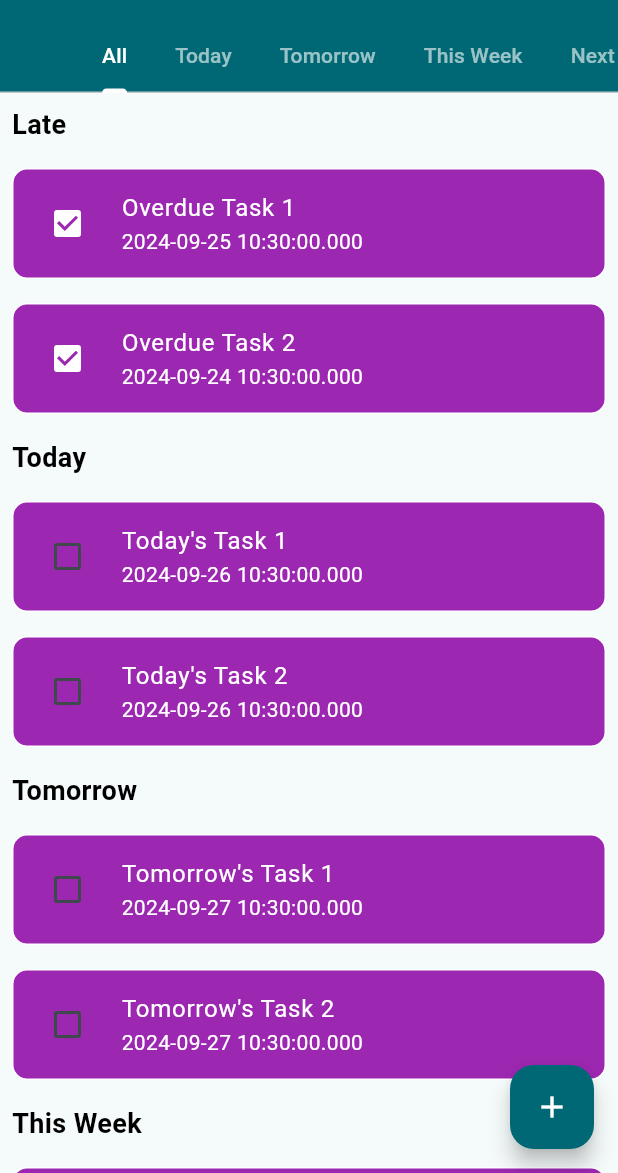
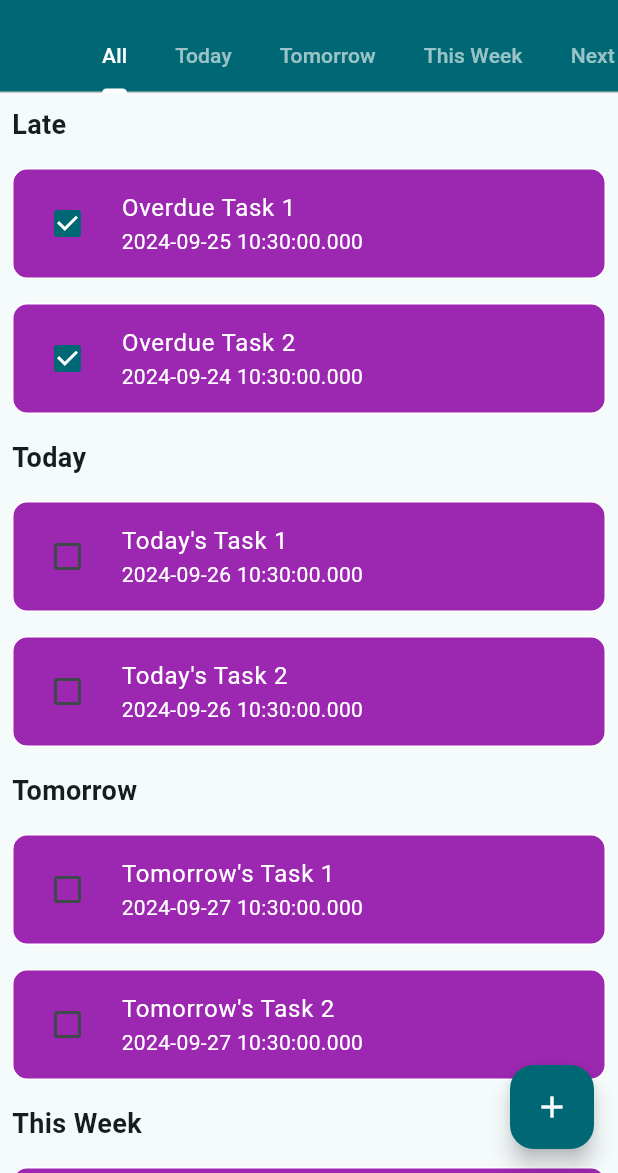
Before and after one commit to wassimrahali/Started-with-Flutter-TUTO-, a Flutter app: the screen it shows after launch, on a phone screen of 412 x 824 dp, the part 63-1236 px from its top. Run offline on Flutter 3.47's test engine with Material 3 defaults, Android fonts, the phone set to English and light mode, and no system bars; our stand-ins replace shared_preferences, table_calendar; missing offline and left inert: dart_date.

Commit message:
Remove Tasks 🍁

```diff
--- a/lib/provider/TaskProvider.dart
+++ b/lib/provider/TaskProvider.dart
@@ -55,6 +55,12 @@ class TaskModel extends ChangeNotifier {
     loadTasks();
   }
 
+  void removeTask(String key, int index) {
+    if (_todoTasks.containsKey(key) && index < _todoTasks[key]!.length) {
+      _todoTasks[key]!.removeAt(index);
+      notifyListeners(); // Notify listeners to update the UI
+    }
+  }
   // Save tasks to shared preferences
   Future<void> saveTasks() async {
     SharedPreferences prefs = await SharedPreferences.getInstance();
--- a/lib/widget/ListAllTaskWidget.dart
+++ b/lib/widget/ListAllTaskWidget.dart
@@ -1,8 +1,7 @@
 import 'package:flutter/material.dart';
 import 'package:provider/provider.dart';
+import '../provider/TaskProvider.dart';
 import 'package:first_app/libary/globals.dart' as globals;
-
-import '../provider/TaskProvider.dart';
 
 class ListAllTaskWidget extends StatefulWidget {
   const ListAllTaskWidget({super.key});
@@ -26,17 +25,13 @@ class _ListAllTaskWidgetState extends State<ListAllTaskWidget> {
                 padding: const EdgeInsets.all(8.0),
                 child: Text(
                   globals.taskCategoryNames[key]!,
-                  style: const TextStyle(
-                    fontWeight: FontWeight.bold,
-                    fontSize: 18,
-                    color: Colors.black, // Set category title color to white
-                  ),
+                  style: TextStyle(fontWeight: FontWeight.bold, fontSize: 18),
                 ),
               ),
               ListView.builder(
                 shrinkWrap: true,
-                physics: const NeverScrollableScrollPhysics(), // Prevent scrolling in the inner list
-                itemCount: model.todoTasks[key]?.length ?? 0, // Dynamic count based on key
+                physics: NeverScrollableScrollPhysics(),
+                itemCount: model.todoTasks[key]?.length ?? 0,
                 itemBuilder: (BuildContext context, int innerIndex) {
                   final task = model.todoTasks[key]![innerIndex];
                   return Padding(
@@ -52,19 +47,23 @@ class _ListAllTaskWidgetState extends State<ListAllTaskWidget> {
                       child: CheckboxListTile(
                         title: Text(
                           task.title,
-                          style: const TextStyle(color: Colors.white), // Set task title color to white
+                          style: TextStyle(color: Colors.white), // Text color to white
                         ),
+                        value: task.status,
                         subtitle: Text(
                           task.deadline.toString(),
-                          style: const TextStyle(color: Colors.white), // Set deadline text to white
+                          style: TextStyle(color: Colors.white), // Subtitle color to white
                         ),
-                        value: task.status,
                         onChanged: (bool? value) {
-                          model.markAsDone(key, innerIndex);
+                          if (value == false) {
+                            // Remove the task when unchecked
+                            model.removeTask(key, innerIndex);
+                          } else {
+                            model.markAsDone(key, innerIndex);
+                          }
+                          print(task.status);
                         },
                         controlAffinity: ListTileControlAffinity.leading,
-                        activeColor: Colors.white, // Set the checkmark's border color to white
-                        checkColor: Colors.purple, // Set the inside check color to purple
                       ),
                     ),
                   );
```
